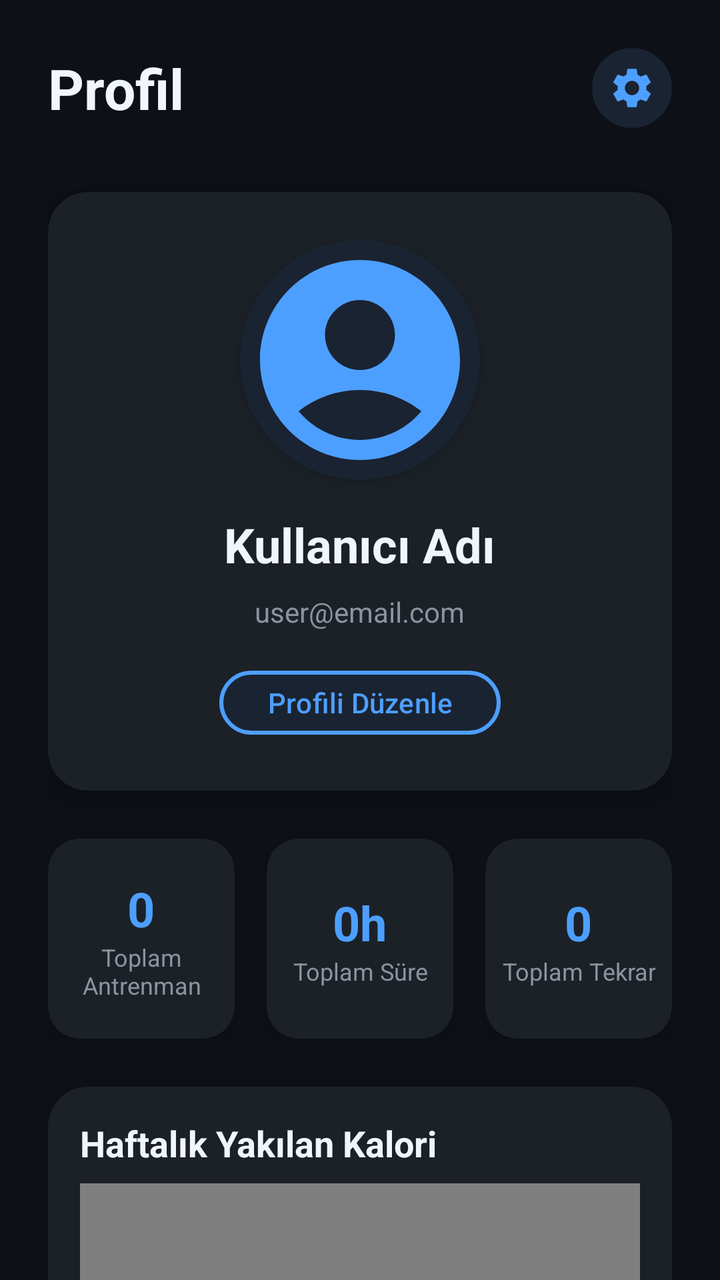
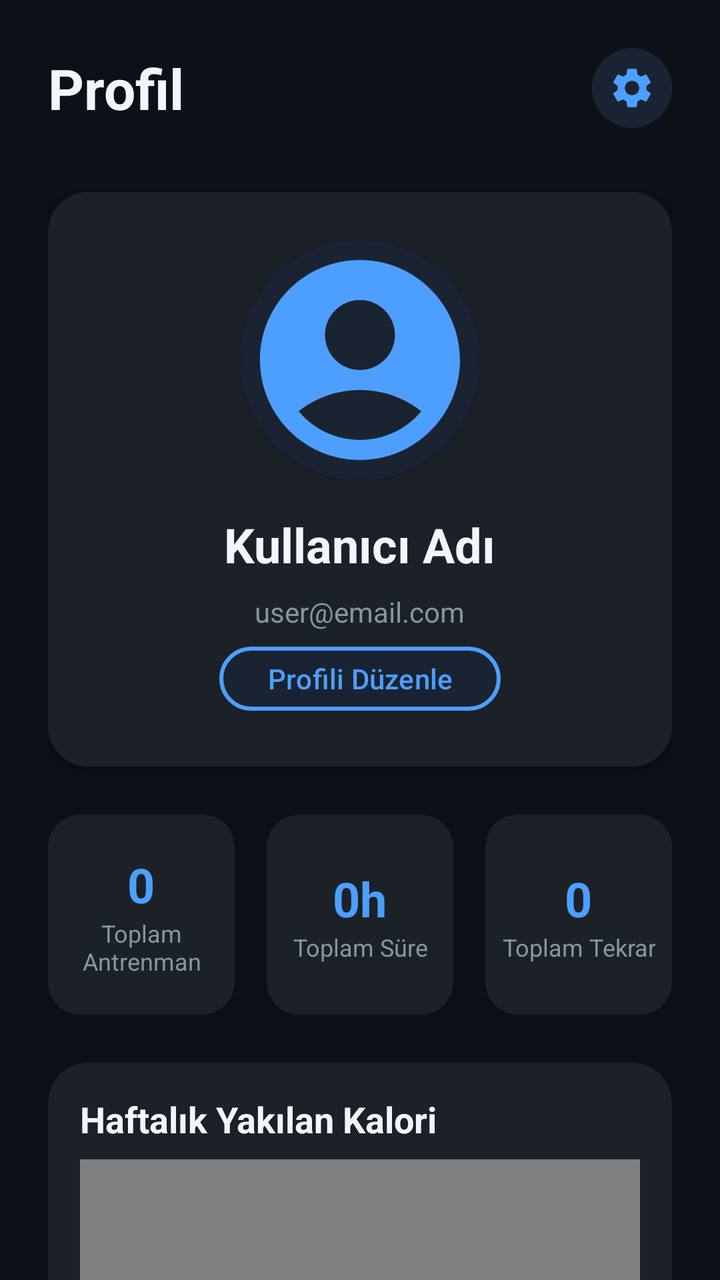

Before-and-after screenshots of an Android layout around one commit, followed by the original layout XML and the change that was made.
<!-- AndroidManifest.xml: application theme Theme.ArFitness -->
<!-- res/layout/fragment_user.xml -->
<?xml version="1.0" encoding="utf-8"?>
<androidx.core.widget.NestedScrollView xmlns:android="http://schemas.android.com/apk/res/android"
    xmlns:app="http://schemas.android.com/apk/res-auto"
    xmlns:tools="http://schemas.android.com/tools"
    android:layout_width="match_parent"
    android:layout_height="match_parent"
    android:background="@color/primary_dark"
    android:fillViewport="true"
    tools:context=".fragment.UserFragment">

    <LinearLayout
        android:layout_width="match_parent"
        android:layout_height="wrap_content"
        android:orientation="vertical"
        android:padding="24dp">

        
        <LinearLayout
            android:layout_width="match_parent"
            android:layout_height="wrap_content"
            android:orientation="horizontal"
            android:gravity="center_vertical"
            android:layout_marginBottom="32dp">

            <TextView
                android:layout_width="0dp"
                android:layout_height="wrap_content"
                android:layout_weight="1"
                android:text="@string/profile"
                android:textSize="28sp"
                android:textStyle="bold"
                android:textColor="@color/text_main" />

            <ImageView
                android:id="@+id/btnSettings"
                android:layout_width="40dp"
                android:layout_height="40dp"
                android:background="@drawable/circle_background"
                android:padding="8dp"
                android:src="@drawable/ic_settings"
                android:contentDescription="@string/settings"
                app:tint="@color/primary" />
        </LinearLayout>

        
        <androidx.cardview.widget.CardView
            android:layout_width="match_parent"
            android:layout_height="wrap_content"
            android:layout_marginBottom="24dp"
            app:cardBackgroundColor="@color/card_bg"
            app:cardCornerRadius="20dp"
            app:cardElevation="8dp">

            <LinearLayout
                android:layout_width="match_parent"
                android:layout_height="wrap_content"
                android:orientation="vertical"
                android:padding="24dp"
                android:gravity="center_horizontal">

                <androidx.cardview.widget.CardView
                    android:layout_width="120dp"
                    android:layout_height="120dp"
                    android:layout_marginBottom="16dp"
                    app:cardCornerRadius="60dp"
                    app:cardElevation="4dp"
                    app:cardBackgroundColor="@color/light_primary">

                    <ImageView
                        android:id="@+id/ivProfilePicture"
                        android:layout_width="match_parent"
                        android:layout_height="match_parent"
                        android:scaleType="centerCrop"
                        android:src="@drawable/ic_profile"
                        android:contentDescription="@string/profile_picture"
                        app:tint="@color/primary" />
                </androidx.cardview.widget.CardView>

                <TextView
                    android:id="@+id/tvUserName"
                    android:layout_width="wrap_content"
                    android:layout_height="wrap_content"
                    android:text="@string/user_name"
                    android:textSize="24sp"
                    android:textStyle="bold"
                    android:textColor="@color/text_main"
                    android:layout_marginBottom="8dp" />

                <TextView
                    android:id="@+id/tvUserEmail"
                    android:layout_width="wrap_content"
                    android:layout_height="wrap_content"
                    android:text="@string/user_email"
                    android:textSize="14sp"
                    android:textColor="@color/text_secondary"
                    android:layout_marginBottom="16dp" />

                <com.google.android.material.button.MaterialButton
                    android:id="@+id/btnEditProfile"
                    android:layout_width="wrap_content"
                    android:layout_height="40dp"
                    android:text="@string/edit_profile"
                    android:textColor="@color/primary"
                    android:textSize="14sp"
                    android:backgroundTint="@color/light_primary"
                    app:cornerRadius="20dp"
                    app:strokeColor="@color/primary"
                    app:strokeWidth="2dp"
                    style="@style/Widget.Material3.Button.OutlinedButton" />
            </LinearLayout>
        </androidx.cardview.widget.CardView>

        
        <LinearLayout
            android:layout_width="match_parent"
            android:layout_height="wrap_content"
            android:orientation="horizontal"
            android:layout_marginBottom="24dp">

            
            <androidx.cardview.widget.CardView
                android:layout_width="0dp"
                android:layout_height="100dp"
                android:layout_weight="1"
                android:layout_marginEnd="8dp"
                app:cardBackgroundColor="@color/card_bg"
                app:cardCornerRadius="16dp"
                app:cardElevation="4dp">

                <LinearLayout
                    android:layout_width="match_parent"
                    android:layout_height="match_parent"
                    android:orientation="vertical"
                    android:gravity="center">

                    <TextView
                        android:id="@+id/tvTotalWorkouts"
                        android:layout_width="wrap_content"
                        android:layout_height="wrap_content"
                        android:text="0"
                        android:textColor="@color/primary"
                        android:textSize="24sp"
                        android:textStyle="bold" />
                    <TextView
                        android:layout_width="wrap_content"
                        android:layout_height="wrap_content"
                        android:text="@string/total_workouts"
                        android:textColor="@color/text_secondary"
                        android:textSize="12sp"
                        android:gravity="center" />
                </LinearLayout>
            </androidx.cardview.widget.CardView>

            
            <androidx.cardview.widget.CardView
                android:layout_width="0dp"
                android:layout_height="100dp"
                android:layout_weight="1"
                android:layout_marginStart="8dp"
                android:layout_marginEnd="8dp"
                app:cardBackgroundColor="@color/card_bg"
                app:cardCornerRadius="16dp"
                app:cardElevation="4dp">

                <LinearLayout
                    android:layout_width="match_parent"
                    android:layout_height="match_parent"
                    android:orientation="vertical"
                    android:gravity="center">

                    <TextView
                        android:id="@+id/tvTotalTime"
                        android:layout_width="wrap_content"
                        android:layout_height="wrap_content"
                        android:text="0h"
                        android:textColor="@color/primary"
                        android:textSize="24sp"
                        android:textStyle="bold" />
                    <TextView
                        android:layout_width="wrap_content"
                        android:layout_height="wrap_content"
                        android:text="@string/total_time"
                        android:textColor="@color/text_secondary"
                        android:textSize="12sp"
                        android:gravity="center" />
                </LinearLayout>
            </androidx.cardview.widget.CardView>

            
            <androidx.cardview.widget.CardView
                android:layout_width="0dp"
                android:layout_height="100dp"
                android:layout_weight="1"
                android:layout_marginStart="8dp"
                app:cardBackgroundColor="@color/card_bg"
                app:cardCornerRadius="16dp"
                app:cardElevation="4dp">

                <LinearLayout
                    android:layout_width="match_parent"
                    android:layout_height="match_parent"
                    android:orientation="vertical"
                    android:gravity="center">

                    <TextView
                        android:id="@+id/tvTotalReps"
                        android:layout_width="wrap_content"
                        android:layout_height="wrap_content"
                        android:text="0"
                        android:textColor="@color/primary"
                        android:textSize="24sp"
                        android:textStyle="bold" />
                    <TextView
                        android:layout_width="wrap_content"
                        android:layout_height="wrap_content"
                        android:text="@string/total_reps"
                        android:textColor="@color/text_secondary"
                        android:textSize="12sp"
                        android:gravity="center" />
                </LinearLayout>
            </androidx.cardview.widget.CardView>
        </LinearLayout> 


        
        <androidx.cardview.widget.CardView
            android:layout_width="match_parent"
            android:layout_height="250dp"
            android:layout_marginBottom="24dp"
            app:cardBackgroundColor="@color/card_bg"
            app:cardCornerRadius="20dp"
            app:cardElevation="4dp">

            <LinearLayout
                android:layout_width="match_parent"
                android:layout_height="match_parent"
                android:orientation="vertical"
                android:padding="16dp">

                <TextView
                    android:layout_width="wrap_content"
                    android:layout_height="wrap_content"
                    android:layout_marginBottom="8dp"
                    android:text="Haftalık Yakılan Kalori"
                    android:textColor="@color/text_main"
                    android:textSize="18sp"
                    android:textStyle="bold" />

                
                <com.github.mikephil.charting.charts.BarChart
                    android:id="@+id/barChart"
                    android:layout_width="match_parent"
                    android:layout_height="match_parent"/>
            </LinearLayout>
        </androidx.cardview.widget.CardView>

        
        <com.google.android.material.button.MaterialButton
            android:id="@+id/btnLogout"
            android:layout_width="match_parent"
            android:layout_height="56dp"
            android:text="@string/logout"
            android:textColor="@color/text_main"
            android:textSize="16sp"
            android:textStyle="bold"
            android:backgroundTint="@color/light_gray"
            app:cornerRadius="28dp"
            app:elevation="4dp"
            app:strokeColor="@color/divider"
            app:strokeWidth="1dp"
            style="@style/Widget.Material3.Button.OutlinedButton" />

    </LinearLayout>

</androidx.core.widget.NestedScrollView>
<!-- resources referenced by this layout -->
<resources>
  <color name="card_bg">#1C2128</color>
  <color name="divider">#30363D</color>
  <color name="light_gray">#21262D</color>
  <color name="light_primary">#1A2332</color>
  <color name="primary">#4D9FFF</color>
  <color name="primary_dark">#0D1117</color>
  <color name="text_main">#F0F6FC</color>
  <color name="text_secondary">#8B949E</color>
  <!-- drawable circle_background (drawable) -->
  <?xml version="1.0" encoding="utf-8"?>
  <shape xmlns:android="http://schemas.android.com/apk/res/android"
      android:shape="oval">
      <solid android:color="@color/light_primary" />
  </shape>
  <!-- drawable ic_profile (drawable) -->
  <vector xmlns:android="http://schemas.android.com/apk/res/android" android:height="24dp" android:tint="#000000" android:viewportHeight="24" android:viewportWidth="24" android:width="24dp">
        
      <path android:fillColor="@android:color/white" android:pathData="M12,2C6.48,2 2,6.48 2,12s4.48,10 10,10s10,-4.48 10,-10S17.52,2 12,2zM12,6c1.93,0 3.5,1.57 3.5,3.5S13.93,13 12,13s-3.5,-1.57 -3.5,-3.5S10.07,6 12,6zM12,20c-2.03,0 -4.43,-0.82 -6.14,-2.88C7.55,15.8 9.68,15 12,15s4.45,0.8 6.14,2.12C16.43,19.18 14.03,20 12,20z"/>
      
  </vector>
  <!-- drawable ic_settings (drawable) -->
  <vector xmlns:android="http://schemas.android.com/apk/res/android"
      android:width="24dp"
      android:height="24dp"
      android:viewportWidth="24"
      android:viewportHeight="24">
      <path
          android:fillColor="#00E6C3"
          android:pathData="M19.14,12.94c0.04,-0.3 0.06,-0.61 0.06,-0.94c0,-0.32 -0.02,-0.64 -0.07,-0.94l2.03,-1.58c0.18,-0.14 0.23,-0.41 0.12,-0.61l-1.92,-3.32c-0.12,-0.22 -0.37,-0.29 -0.59,-0.22l-2.39,0.96c-0.5,-0.38 -1.03,-0.7 -1.62,-0.94L14.4,2.81c-0.04,-0.24 -0.24,-0.41 -0.48,-0.41h-3.84c-0.24,0 -0.43,0.17 -0.47,0.41L9.25,5.35C8.66,5.59 8.12,5.92 7.63,6.29L5.24,5.33c-0.22,-0.08 -0.47,0 -0.59,0.22L2.74,8.87C2.62,9.08 2.66,9.34 2.86,9.48l2.03,1.58C4.84,11.36 4.8,11.69 4.8,12s0.02,0.64 0.07,0.94l-2.03,1.58c-0.18,0.14 -0.23,0.41 -0.12,0.61l1.92,3.32c0.12,0.22 0.37,0.29 0.59,0.22l2.39,-0.96c0.5,0.38 1.03,0.7 1.62,0.94l0.36,2.54c0.05,0.24 0.24,0.41 0.48,0.41h3.84c0.24,0 0.44,-0.17 0.47,-0.41l0.36,-2.54c0.59,-0.24 1.13,-0.56 1.62,-0.94l2.39,0.96c0.22,0.08 0.47,0 0.59,-0.22l1.92,-3.32c0.12,-0.22 0.07,-0.47 -0.12,-0.61L19.14,12.94zM12,15.6c-1.98,0 -3.6,-1.62 -3.6,-3.6s1.62,-3.6 3.6,-3.6s3.6,1.62 3.6,3.6S13.98,15.6 12,15.6z"/>
  </vector>
  <string name="edit_profile">Profili Düzenle</string>
  <string name="logout">Çıkış Yap</string>
  <string name="profile">Profil</string>
  <string name="profile_picture">Profil Fotoğrafı</string>
  <string name="settings">Ayarlar</string>
  <string name="total_reps">Toplam Tekrar</string>
  <string name="total_time">Toplam Süre</string>
  <string name="total_workouts">Toplam Antrenman</string>
  <string name="user_email">user@email.com</string>
  <string name="user_name">Kullanıcı Adı</string>
  <style name="Theme.ArFitness" parent="Base.Theme.ArFitness" />
  <style name="Base.Theme.ArFitness" parent="Theme.Material3.DayNight.NoActionBar">
          <item name="colorPrimary">@color/primary</item>
          <item name="colorPrimaryVariant">@color/primary_variant</item>
          <item name="colorOnPrimary">@color/white</item>
          <item name="colorSecondary">@color/primary_light</item>
          <item name="colorOnSecondary">@color/white</item>
          <item name="android:colorBackground">@color/primary_dark</item>
          <item name="colorSurface">@color/surface</item>
          <item name="colorOnSurface">@color/text_main</item>
          <item name="colorOnSurfaceVariant">@color/text_secondary</item>
          <item name="android:statusBarColor">@color/primary_dark</item>
          <item name="android:navigationBarColor">@color/primary_dark</item>
          <item name="android:windowLightStatusBar">false</item>
      </style>
  <color name="primary_variant">#1A6FD1</color>
  <color name="white">#FFFFFFFF</color>
  <color name="primary_light">#7AB8FF</color>
  <color name="surface">#161B22</color>
</resources>

<!-- the commit's change to res/layout/fragment_user.xml (unified diff, before → after) -->
@@ -39,6 +39,8 @@
                 android:padding="8dp"
                 android:src="@drawable/ic_settings"
                 android:contentDescription="@string/settings"
+                android:clickable="true"
+                android:focusable="true"
                 app:tint="@color/primary" />
         </LinearLayout>
 
@@ -93,7 +95,17 @@
                     android:text="@string/user_email"
                     android:textSize="14sp"
                     android:textColor="@color/text_secondary"
-                    android:layout_marginBottom="16dp" />
+                    android:layout_marginBottom="4dp" />
+
+                <TextView
+                    android:id="@+id/tvUserMetrics"
+                    android:layout_width="wrap_content"
+                    android:layout_height="wrap_content"
+                    android:layout_marginBottom="16dp"
+                    android:gravity="center"
+                    android:textColor="@color/text_secondary"
+                    android:textSize="13sp"
+                    android:visibility="gone" />
 
                 <com.google.android.material.button.MaterialButton
                     android:id="@+id/btnEditProfile"
